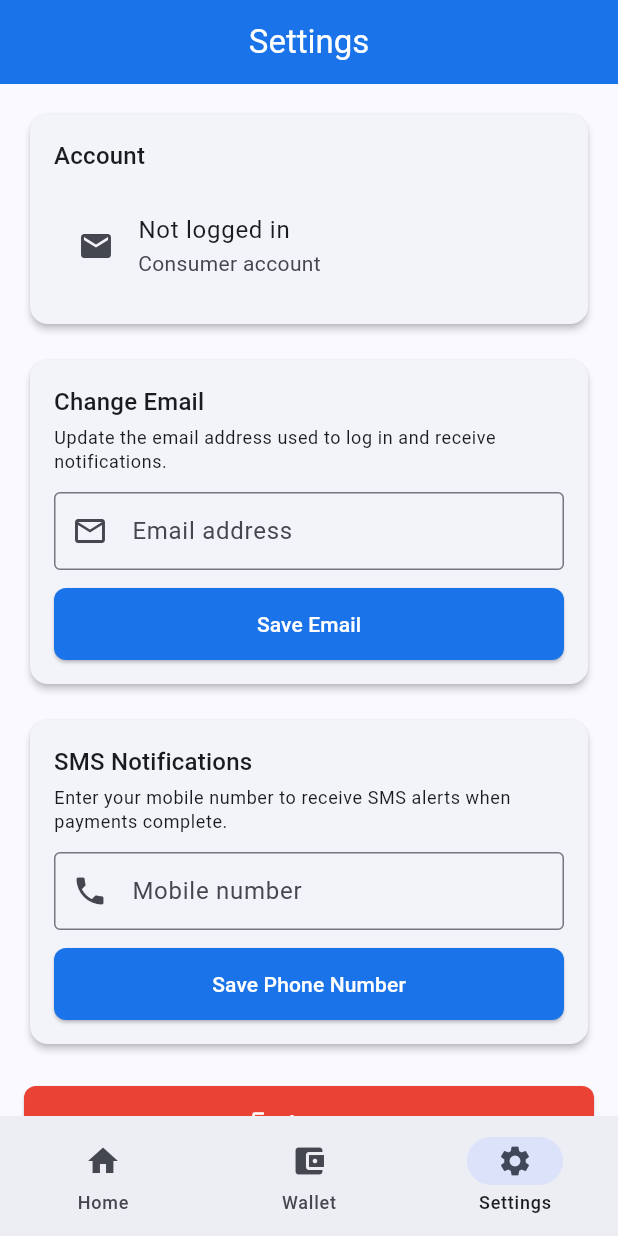
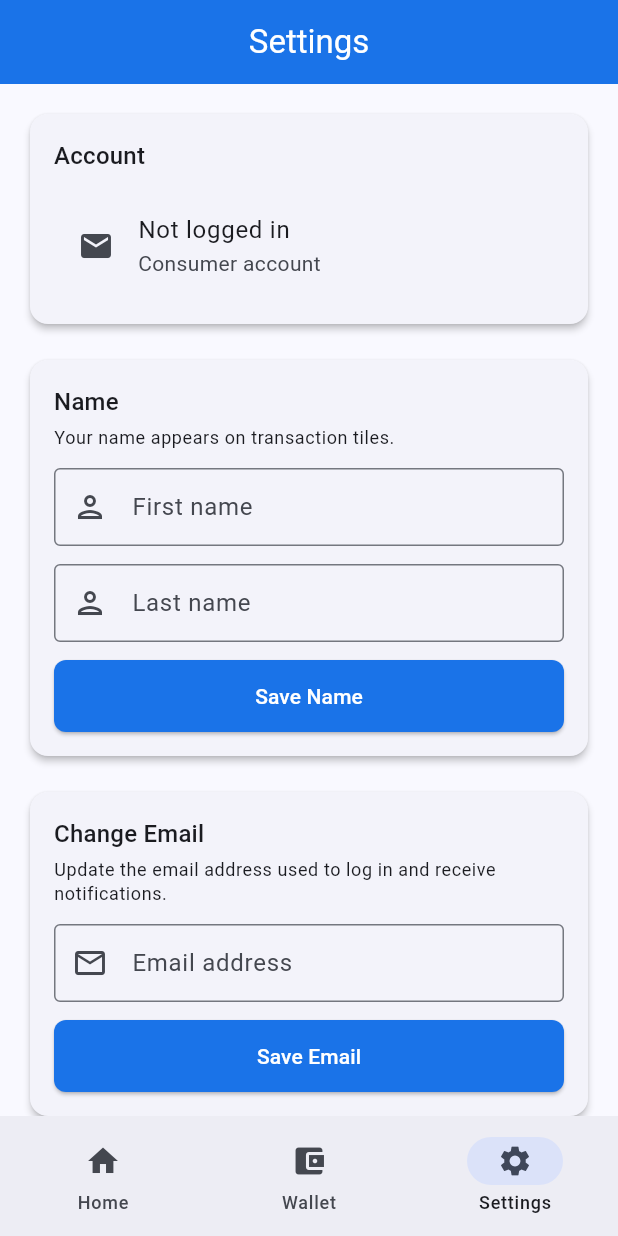
Before and after one commit to OnlineGBC/ai4org-payrails-app, a Flutter app: the ConsumerSettingsScreen screen opened by its route, on a phone screen of 412 x 824 dp. Run offline on Flutter 3.47's test engine with Material 3 defaults, Android fonts, the phone set to English and light mode, and no system bars; our stand-ins replace dio, flutter_riverpod, flutter_secure_storage, go_router, qr_flutter, shared_preferences; missing offline and left inert: mobile_scanner, nfc_manager; accounts and stored records are empty.

Commit message:
Add Name card to consumer settings screen

```diff
--- a/mobile_flutter/lib/screens/consumer/consumer_settings_screen.dart
+++ b/mobile_flutter/lib/screens/consumer/consumer_settings_screen.dart
@@ -13,8 +13,14 @@ class ConsumerSettingsScreen extends ConsumerStatefulWidget {
 
 class _ConsumerSettingsScreenState
     extends ConsumerState<ConsumerSettingsScreen> {
+  late final TextEditingController _firstNameController;
+  late final TextEditingController _lastNameController;
   late final TextEditingController _emailController;
   late final TextEditingController _phoneController;
+
+  bool _savingName = false;
+  String? _nameError;
+  String? _nameSuccess;
 
   bool _savingEmail = false;
   String? _emailError;
@@ -28,15 +34,38 @@ class _ConsumerSettingsScreenState
   void initState() {
     super.initState();
     final user = ref.read(authStateProvider).user;
+    _firstNameController = TextEditingController(text: user?.firstName ?? '');
+    _lastNameController = TextEditingController(text: user?.lastName ?? '');
     _emailController = TextEditingController(text: user?.email ?? '');
     _phoneController = TextEditingController(text: user?.phone ?? '');
   }
 
   @override
   void dispose() {
+    _firstNameController.dispose();
+    _lastNameController.dispose();
     _emailController.dispose();
     _phoneController.dispose();
     super.dispose();
+  }
+
+  Future<void> _saveName() async {
+    setState(() {
+      _savingName = true;
+      _nameError = null;
+      _nameSuccess = null;
+    });
+    try {
+      await ref.read(authStateProvider.notifier).updateName(
+            _firstNameController.text.trim(),
+            _lastNameController.text.trim(),
+          );
+      if (mounted) setState(() => _nameSuccess = 'Name saved.');
+    } catch (e) {
+      if (mounted) setState(() => _nameError = 'Failed to save: $e');
+    } finally {
+      if (mounted) setState(() => _savingName = false);
+    }
   }
 
   Future<void> _saveEmail() async {
@@ -101,6 +130,71 @@ class _ConsumerSettingsScreenState
                     leading: const Icon(Icons.email),
                     title: Text(user?.email ?? 'Not logged in'),
                     subtitle: const Text('Consumer account'),
+                  ),
+                ],
+              ),
+            ),
+          ),
+          const SizedBox(height: 16),
+
+          // Name
+          Card(
+            child: Padding(
+              padding: const EdgeInsets.all(16),
+              child: Column(
+                crossAxisAlignment: CrossAxisAlignment.start,
+                children: [
+                  Text('Name', style: Theme.of(context).textTheme.titleMedium),
+                  const SizedBox(height: 4),
+                  Text(
+                    'Your name appears on transaction tiles.',
+                    style: Theme.of(context).textTheme.bodySmall,
+                  ),
+                  const SizedBox(height: 12),
+                  TextField(
+                    controller: _firstNameController,
+                    decoration: const InputDecoration(
+                      labelText: 'First name',
+                      prefixIcon: Icon(Icons.person_outlined),
+                      border: OutlineInputBorder(),
+                    ),
+                  ),
+                  const SizedBox(height: 12),
+                  TextField(
+                    controller: _lastNameController,
+                    decoration: const InputDecoration(
+                      labelText: 'Last name',
+                      prefixIcon: Icon(Icons.person_outlined),
+                      border: OutlineInputBorder(),
+                    ),
+                  ),
+                  if (_nameError != null)
+                    Padding(
+                      padding: const EdgeInsets.only(top: 8),
+                      child: Text(_nameError!,
+                          style: TextStyle(
+                              color: Theme.of(context).colorScheme.error,
+                              fontSize: 12)),
+                    ),
+                  if (_nameSuccess != null)
+                    Padding(
+                      padding: const EdgeInsets.only(top: 8),
+                      child: Text(_nameSuccess!,
+                          style: const TextStyle(
+                              color: Colors.green, fontSize: 12)),
+                    ),
+                  const SizedBox(height: 12),
+                  SizedBox(
+                    width: double.infinity,
+                    child: ElevatedButton(
+                      onPressed: _savingName ? null : _saveName,
+                      child: _savingName
+                          ? const SizedBox(
+                              height: 18,
+                              width: 18,
+                              child: CircularProgressIndicator(strokeWidth: 2))
+                          : const Text('Save Name'),
+                    ),
                   ),
                 ],
               ),
```
